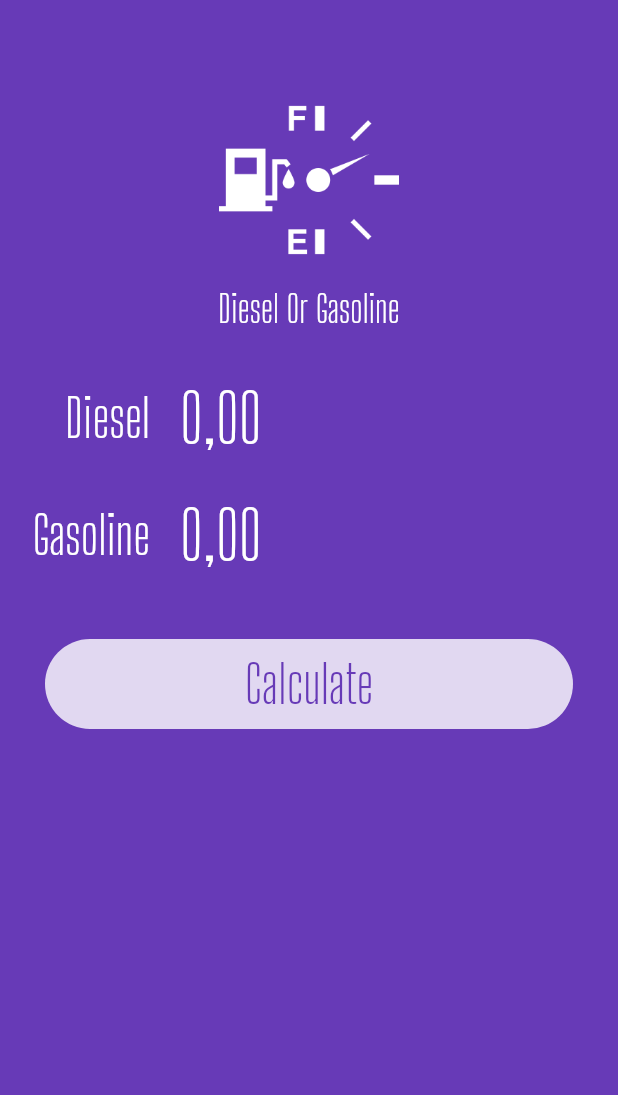
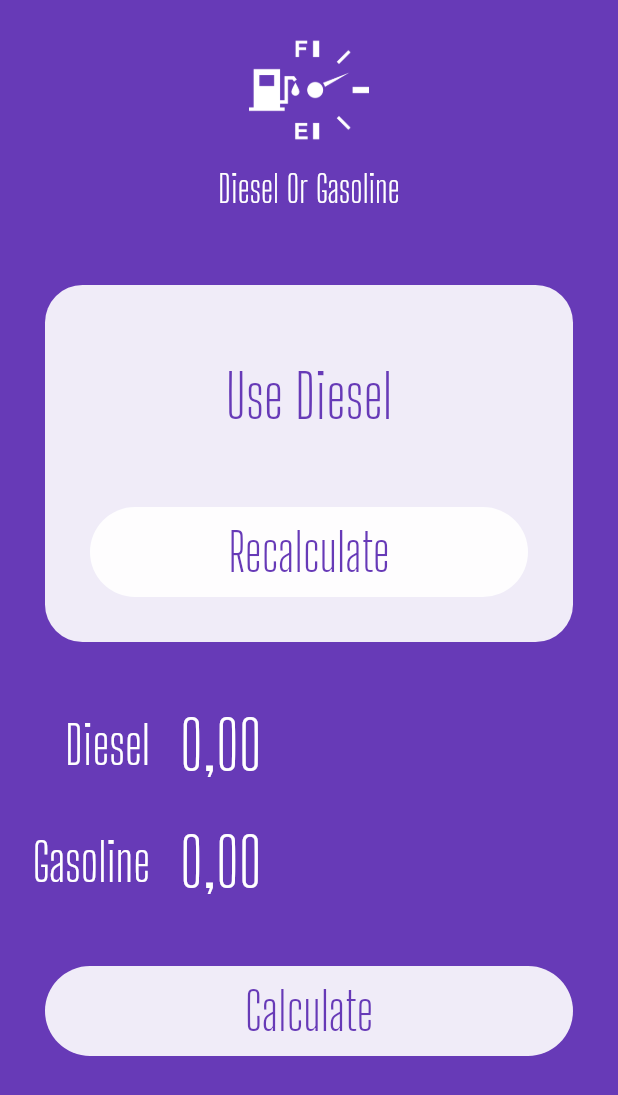
Before and after one commit to wendellarnald/flutter-fuel, a Flutter app: the screen it shows after launch, on a phone screen of 412 x 824 dp. Shown: the top 1095 px of the screen. Run offline on Flutter 3.47's test engine with Material 2 defaults, Android fonts, the phone set to English and light mode, and no system bars; our stand-ins replace flutter_masked_text.

Commit message:
Add message and recalculate button

```diff
--- a/lib/main.dart
+++ b/lib/main.dart
@@ -33,6 +33,51 @@ class HomePage extends StatelessWidget {
       body: ListView(
         children: <Widget>[
           Logo(),
+          Container(
+            margin: EdgeInsets.all(30),
+            decoration: BoxDecoration(
+              color: Colors.white.withOpacity(0.9),
+              borderRadius: BorderRadius.circular(25),
+            ),
+            child: Column(
+              children: <Widget>[
+                SizedBox(
+                  height: 50,
+                ),
+                Text(
+                  "Use Diesel",
+                  style: TextStyle(
+                    color: Theme.of(context).primaryColor,
+                    fontSize: 40,
+                    fontFamily: "Big Shoulders Display",
+                  ),
+                ),
+                SizedBox(
+                  height: 20,
+                ),
+                Container(
+                  margin: EdgeInsets.all(30),
+                  height: 60,
+                  width: double.infinity,
+                  decoration: BoxDecoration(
+                    color: Colors.white.withOpacity(0.9),
+                    borderRadius: BorderRadius.circular(60),
+                  ),
+                  child: FlatButton(
+                    child: Text(
+                      "Recalculate",
+                      style: TextStyle(
+                        color: Theme.of(context).primaryColor,
+                        fontSize: 35,
+                        fontFamily: "Big Shoulders Display",
+                      ),
+                    ),
+                    onPressed: () {},
+                  ),
+                ),
+              ],
+            ),
+          ),
           Input(
             label: "Diesel",
             ctrl: _dieselController,
@@ -45,7 +90,7 @@ class HomePage extends StatelessWidget {
             margin: EdgeInsets.all(30),
             height: 60,
             decoration: BoxDecoration(
-              color: Colors.white.withOpacity(0.8),
+              color: Colors.white.withOpacity(0.9),
               borderRadius: BorderRadius.circular(60),
             ),
             child: FlatButton(
--- a/lib/widgets/logo.widget.dart
+++ b/lib/widgets/logo.widget.dart
@@ -6,11 +6,11 @@ class Logo extends StatelessWidget {
     return Column(
       children: <Widget>[
         SizedBox(
-          height: 60,
+          height: 20,
         ),
         Image.asset(
           "assets/images/aog-white.png",
-          height: 120,
+          height: 80,
         ),
         SizedBox(
           height: 10,
```
